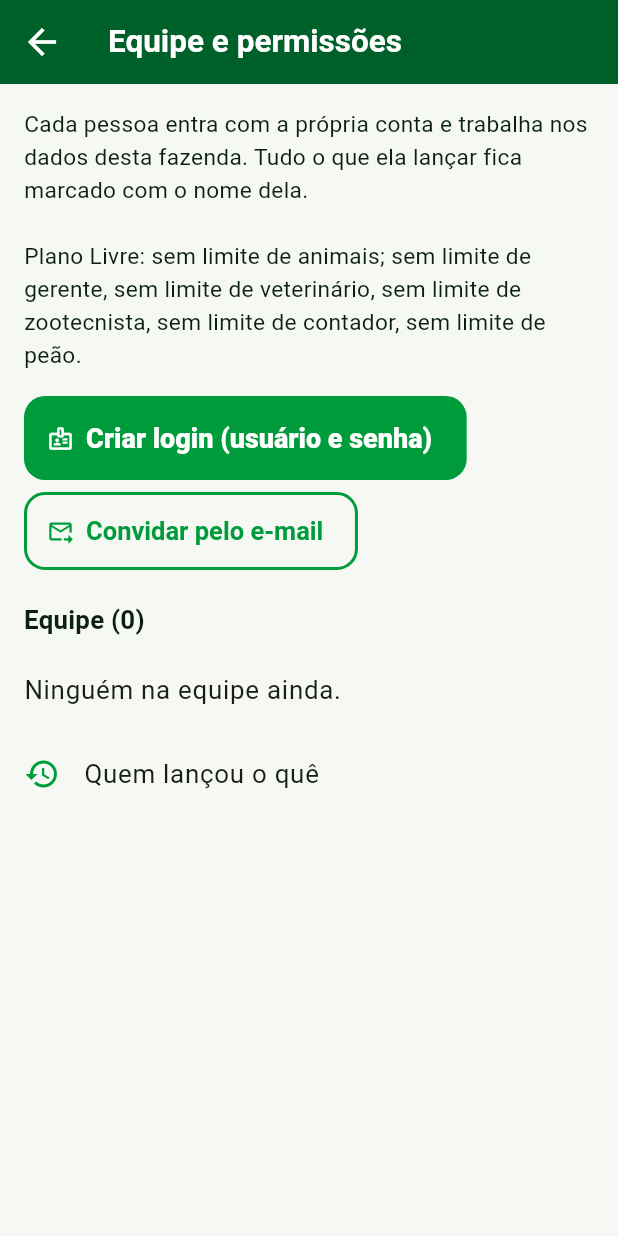
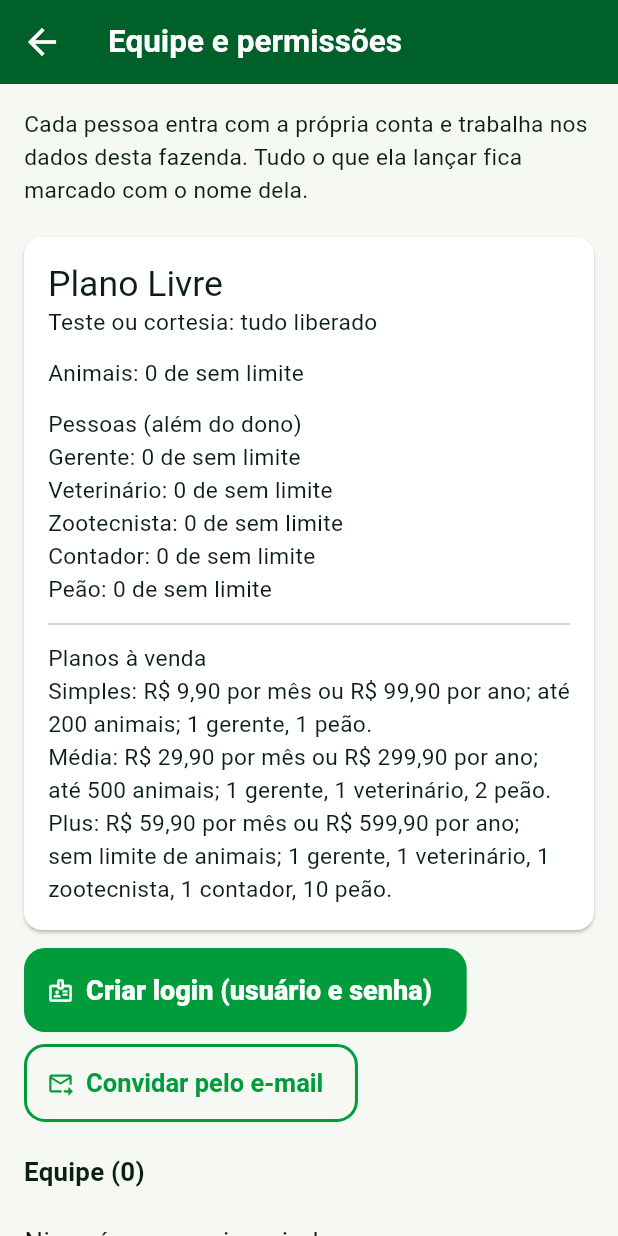
Before and after one commit to jairobraga01/eito-gestao-rural, a Flutter app: the EquipePage screen opened directly, on a phone screen of 412 x 824 dp. Run offline on Flutter 3.47's test engine with Material 3 defaults, Android fonts, the phone set to English and light mode, and no system bars; our stand-ins replace cloud_firestore, connectivity_plus, firebase_auth, firebase_core, flutter_map, geolocator and 4 more; missing offline and left inert: dart:js_interop; accounts and stored records are empty; statements that could not run were skipped.

Commit message:
Equipe: mostra o plano, os preços e quanto já foi usado de animais e pessoas
Co-Authored-By: Claude Sonnet 5.5 <noreply@anthropic.com>
Claude-Session: https://claude.ai/code/session_01GriFy7gWiBDkNEAaFmXo1w

```diff
--- a/lib/telas/equipe.dart
+++ b/lib/telas/equipe.dart
@@ -253,15 +253,14 @@ class _EquipePageState extends State<EquipePage> {
             final lista = s.data!;
             return ListView(padding: const EdgeInsets.only(bottom: 24), children: [
               if (_ocupado) const LinearProgressIndicator(),
-              Padding(
-                padding: const EdgeInsets.all(16),
+              const Padding(
+                padding: EdgeInsets.all(16),
                 child: Text(
                   'Cada pessoa entra com a própria conta e trabalha nos dados desta fazenda. '
-                  'Tudo o que ela lançar fica marcado com o nome dela.\n\n'
-                  'Plano ${planoAtual().nome}: ${planoAtual().resumoLimite}; '
-                  '${planoAtual().maxPorPapel.entries.map((e) => '${e.value >= 99 ? 'sem limite de' : e.value} ${papeis[e.key]!.toLowerCase()}').join(', ')}.',
+                  'Tudo o que ela lançar fica marcado com o nome dela.',
                 ),
               ),
+              _CartaoPlano(lista),
               Padding(
                 padding: const EdgeInsets.symmetric(horizontal: 16),
                 child: Wrap(spacing: 12, runSpacing: 8, children: [
@@ -538,3 +537,51 @@ class _HistoricoPageState extends State<HistoricoPage> {
     return Scaffold(appBar: AppBar(title: const Text('Quem lançou o quê')), body: corpo);
   }
 }
+
+
+/// Plano da fazenda: preço, animais e pessoas usados em relação ao limite.
+class _CartaoPlano extends StatelessWidget {
+  const _CartaoPlano(this.equipe);
+  final List<Membro> equipe;
+
+  static String _limite(int? v) => v == null || v >= 99 ? 'sem limite' : '$v';
+
+  @override
+  Widget build(BuildContext context) {
+    return ValueListenableBuilder<Object?>(
+      valueListenable: Db.planoDaFazenda,
+      builder: (context, _, __) {
+        final p = planoAtual();
+        final animais = animaisAtivos();
+        final usados = Equipe.contagemPorPapel(equipe);
+        final m = p.maxAnimais;
+        final preco = p.mes.isEmpty ? 'Teste ou cortesia: tudo liberado' : 'R\$ ${p.mes} por mês ou R\$ ${p.ano} por ano';
+        return Card(
+          margin: const EdgeInsets.fromLTRB(16, 4, 16, 12),
+          child: Padding(
+            padding: const EdgeInsets.all(16),
+            child: Column(crossAxisAlignment: CrossAxisAlignment.start, children: [
+              Text('Plano ${p.nome}', style: Theme.of(context).textTheme.titleLarge),
+              Text(preco),
+              const SizedBox(height: 12),
+              Text('Animais: $animais de ${_limite(m)}'),
+              if (m != null) ...[
+                const SizedBox(height: 4),
+                LinearProgressIndicator(value: (animais / m).clamp(0, 1).toDouble()),
+              ],
+              const SizedBox(height: 12),
+              const Text('Pessoas (além do dono)'),
+              for (final e in p.maxPorPapel.entries)
+                Text('${papeis[e.key] ?? e.key}: ${usados[e.key] ?? 0} de ${_limite(e.value)}'),
+              const Divider(height: 24),
+              const Text('Planos à venda'),
+              for (final q in PlanoEito.todos)
+                Text('${q.nome}: R\$ ${q.mes} por mês ou R\$ ${q.ano} por ano; ${q.resumoLimite}; '
+                    '${q.maxPorPapel.entries.map((e) => '${e.value} ${papeis[e.key]!.toLowerCase()}').join(', ')}.'),
+            ]),
+          ),
+        );
+      },
+    );
+  }
+}
```
